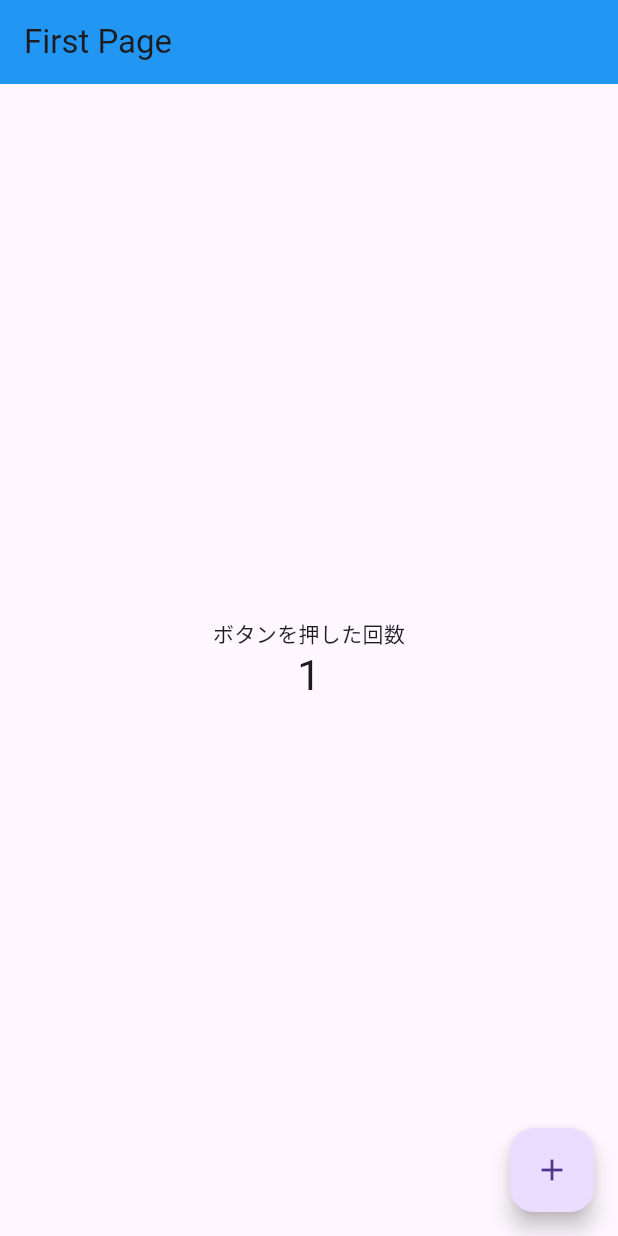
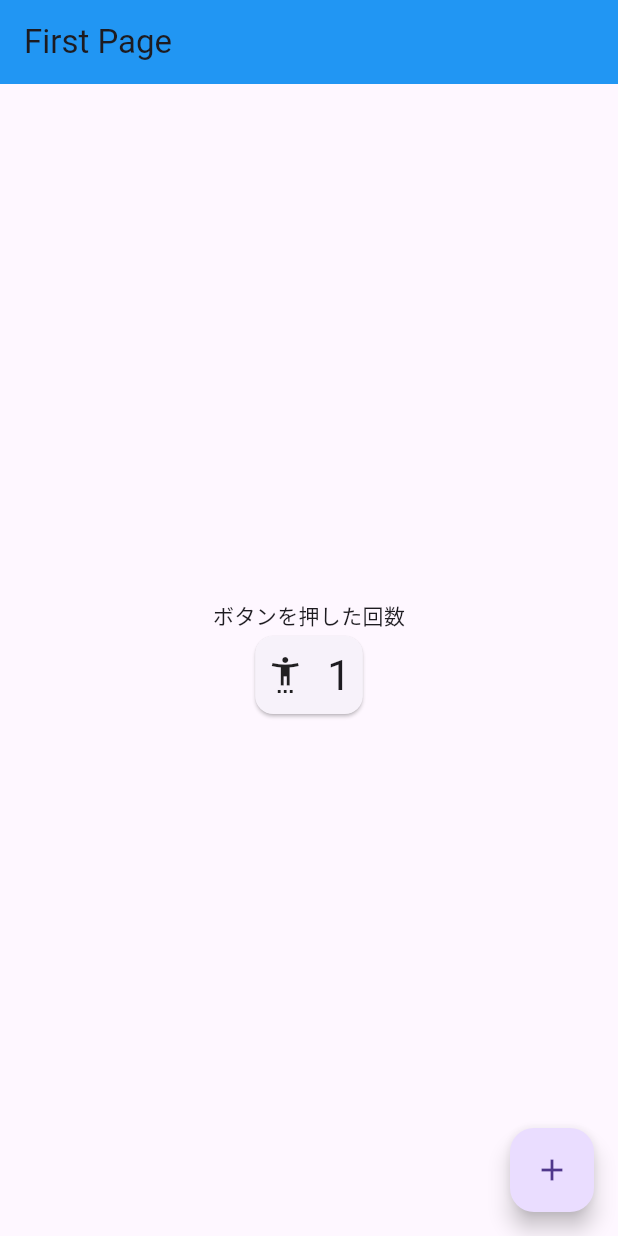
Before and after one commit to EMoshU/blog-counter, a Flutter app: the screen it shows after launch, after a tap on the "add" icon, on a phone screen of 412 x 824 dp. Run offline on Flutter 3.47's test engine with Material 3 defaults, Android fonts, the phone set to English and light mode, and no system bars.

```diff
--- a/lib/main.dart
+++ b/lib/main.dart
@@ -71,6 +71,7 @@ class MyHomePage extends StatelessWidget {
 
   @override
   Widget build(BuildContext context) {
+    var counter = MyCounter.of(context);
     return Scaffold(
       appBar: AppBar(
         backgroundColor: Colors.blue,
@@ -86,10 +87,7 @@ class MyHomePage extends StatelessWidget {
                 const Text(
                   'ボタンを押した回数',
                 ),
-                 Text(
-                   '${MyCounter.of(context).count}',
-                   style: Theme.of(context).textTheme.headline4,
-                 )
+                 CounterCard(counter: counter)
               ],
             ),
           ],
@@ -97,10 +95,43 @@ class MyHomePage extends StatelessWidget {
       ),
       floatingActionButton: FloatingActionButton(
         onPressed: () {
-          MyCounter.of(context, rebuild: false).increment();
+          counter.increment();
         },
         child: const Icon(Icons.add),
       ),
     );
   }
 }
+
+class CounterCard extends StatelessWidget {
+  const CounterCard({
+    super.key,
+    required this.counter,
+  });
+
+  final MyCounterState counter;
+
+  @override
+  Widget build(BuildContext context) {
+    return Card(
+      child: Row(
+        mainAxisSize: MainAxisSize.min,
+        children: [
+          const Padding(
+            padding: EdgeInsets.all(8.0),
+            child: Icon(
+              Icons.settings_accessibility_outlined,
+            ),
+          ),
+          Padding(
+            padding: const EdgeInsets.all(8.0),
+            child: Text(
+              '${counter.count}',
+              style: Theme.of(context).textTheme.headline4,
+            ),
+          ),
+        ],
+      ),
+    );
+  }
+}
```
